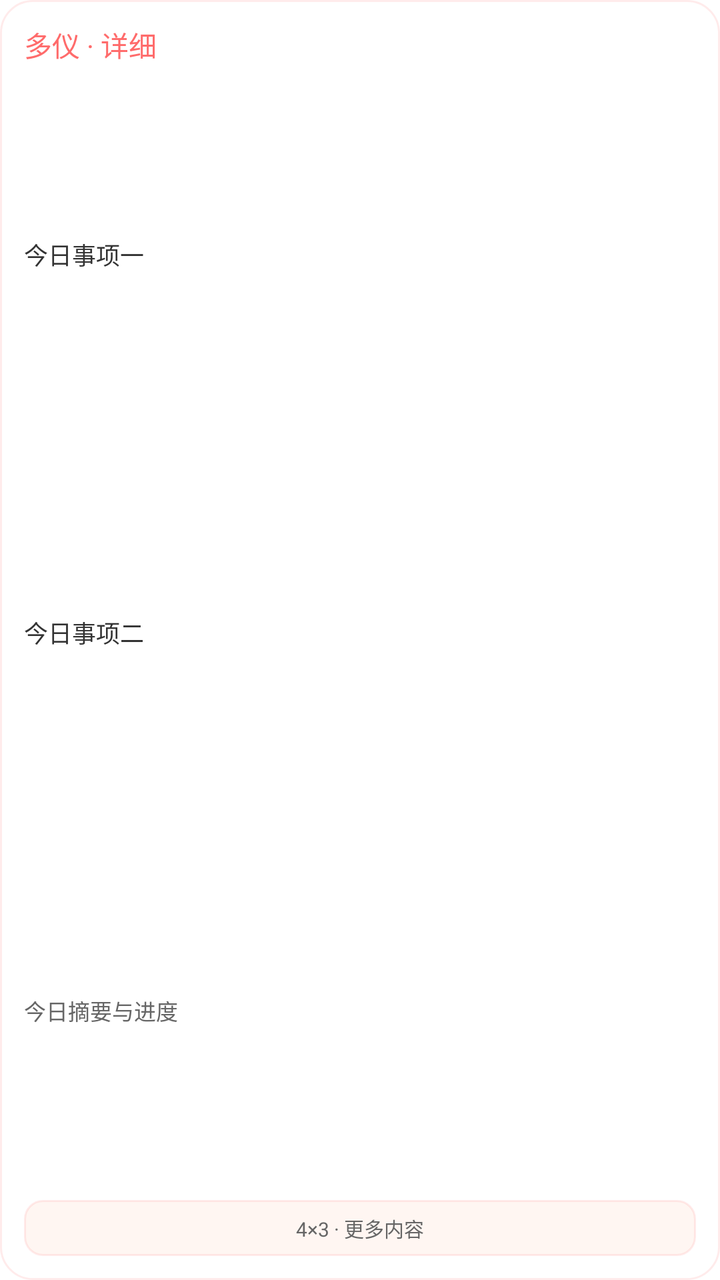
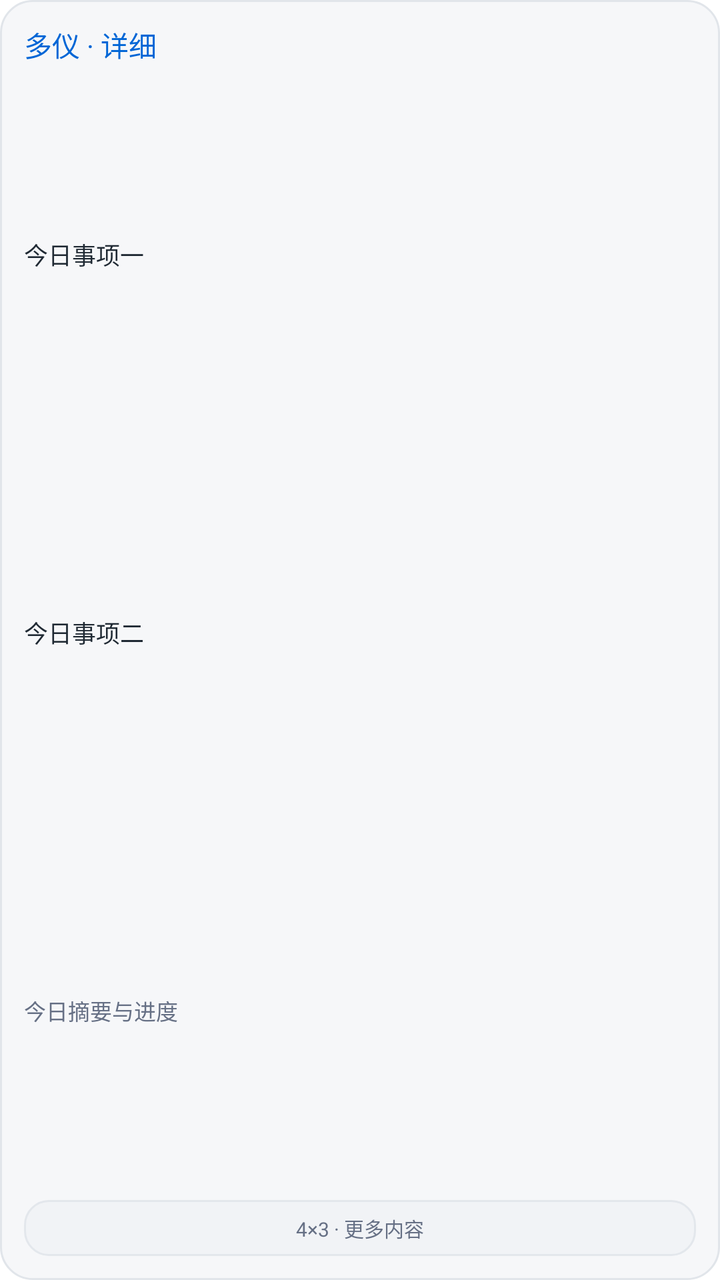

Two renders of the same Android screen: before a commit and after it. Below are the layout's source before the change and the commit's diff.
<!-- AndroidManifest.xml: fallback theme Theme.MaterialComponents.DayNight.NoActionBar -->
<!-- res/layout/duoyi_widget_preview_detailed.xml -->
<?xml version="1.0" encoding="utf-8"?>
<LinearLayout xmlns:android="http://schemas.android.com/apk/res/android"
    android:layout_width="match_parent"
    android:layout_height="match_parent"
    android:orientation="vertical"
    android:padding="12dp"
    android:background="@drawable/widget_bg">

    <TextView
        android:layout_width="match_parent"
        android:layout_height="wrap_content"
        android:ellipsize="end"
        android:maxLines="1"
        android:text="多仪 · 详细"
        android:textColor="#FF6B6B"
        android:textSize="14sp" />

    <TextView
        android:layout_width="match_parent"
        android:layout_height="0dp"
        android:layout_weight="1"
        android:gravity="center_vertical"
        android:ellipsize="end"
        android:maxLines="1"
        android:text="今日事项一"
        android:textColor="#333333"
        android:textSize="12sp" />

    <TextView
        android:layout_width="match_parent"
        android:layout_height="0dp"
        android:layout_weight="1"
        android:gravity="center_vertical"
        android:ellipsize="end"
        android:maxLines="1"
        android:text="今日事项二"
        android:textColor="#333333"
        android:textSize="12sp" />

    <TextView
        android:layout_width="match_parent"
        android:layout_height="0dp"
        android:layout_weight="1"
        android:gravity="center_vertical"
        android:ellipsize="end"
        android:maxLines="1"
        android:text="今日摘要与进度"
        android:textColor="#666666"
        android:textSize="11sp" />

    <TextView
        android:layout_width="match_parent"
        android:layout_height="28dp"
        android:gravity="center"
        android:ellipsize="end"
        android:maxLines="1"
        android:background="@drawable/widget_nav_bg"
        android:text="4×3 · 更多内容"
        android:textColor="#666666"
        android:textSize="10sp" />
</LinearLayout>
<!-- resources referenced by this layout -->
<resources>
  <!-- drawable widget_bg (drawable) -->
  <?xml version="1.0" encoding="utf-8"?>
  <shape xmlns:android="http://schemas.android.com/apk/res/android"
      android:shape="rectangle">
      <corners android:radius="16dp" />
      <solid android:color="#FFFFFFFF" />
      <stroke android:width="1dp" android:color="#22FF6B6B" />
  </shape>
  <!-- drawable widget_nav_bg (drawable) -->
  <?xml version="1.0" encoding="utf-8"?>
  <shape xmlns:android="http://schemas.android.com/apk/res/android"
      android:shape="rectangle">
      <corners android:radius="9dp" />
      <solid android:color="#FFFFF6F2" />
      <stroke android:width="1dp" android:color="#22FF6B6B" />
  </shape>
</resources>

<!-- the commit's change to res/layout/duoyi_widget_preview_detailed.xml (unified diff, before → after) -->
@@ -4,15 +4,16 @@
     android:layout_height="match_parent"
     android:orientation="vertical"
     android:padding="12dp"
-    android:background="@drawable/widget_bg">
+    android:background="@drawable/widget_picker_preview_background">
 
     <TextView
         android:layout_width="match_parent"
         android:layout_height="wrap_content"
         android:ellipsize="end"
         android:maxLines="1"
-        android:text="多仪 · 详细"
-        android:textColor="#FF6B6B"
+        android:text="@string/widget_preview_detailed_title"
+        android:textColor="#FF0066D6"
+        android:textStyle="normal"
         android:textSize="14sp" />
 
     <TextView
@@ -22,8 +23,9 @@
         android:gravity="center_vertical"
         android:ellipsize="end"
         android:maxLines="1"
-        android:text="今日事项一"
-        android:textColor="#333333"
+        android:text="@string/widget_preview_detailed_sample_one"
+        android:textColor="#FF1F2933"
+        android:textStyle="normal"
         android:textSize="12sp" />
 
     <TextView
@@ -33,8 +35,9 @@
         android:gravity="center_vertical"
         android:ellipsize="end"
         android:maxLines="1"
-        android:text="今日事项二"
-        android:textColor="#333333"
+        android:text="@string/widget_preview_detailed_sample_two"
+        android:textColor="#FF1F2933"
+        android:textStyle="normal"
         android:textSize="12sp" />
 
     <TextView
@@ -44,8 +47,9 @@
         android:gravity="center_vertical"
         android:ellipsize="end"
         android:maxLines="1"
-        android:text="今日摘要与进度"
-        android:textColor="#666666"
+        android:text="@string/widget_preview_detailed_summary"
+        android:textColor="#FF667085"
+        android:textStyle="normal"
         android:textSize="11sp" />
 
     <TextView
@@ -54,8 +58,9 @@
         android:gravity="center"
         android:ellipsize="end"
         android:maxLines="1"
-        android:background="@drawable/widget_nav_bg"
-        android:text="4×3 · 更多内容"
-        android:textColor="#666666"
+        android:background="@drawable/widget_picker_preview_nav_background"
+        android:text="@string/widget_preview_detailed_more_content"
+        android:textColor="#FF667085"
+        android:textStyle="normal"
         android:textSize="10sp" />
 </LinearLayout>
<!-- resource entries referenced after the edit -->
@@ -1,20 +1,29 @@
 <!-- resources referenced by this layout -->
 <resources>
-  <!-- drawable widget_bg (drawable) -->
+  <!-- drawable widget_picker_preview_background (drawable) -->
   <?xml version="1.0" encoding="utf-8"?>
   <shape xmlns:android="http://schemas.android.com/apk/res/android"
       android:shape="rectangle">
+      <solid android:color="#FFF6F7F9" />
+      <stroke
+          android:width="1dp"
+          android:color="#FFE1E5EA" />
       <corners android:radius="16dp" />
-      <solid android:color="#FFFFFFFF" />
-      <stroke android:width="1dp" android:color="#22FF6B6B" />
   </shape>
-  <!-- drawable widget_nav_bg (drawable) -->
+  <!-- drawable widget_picker_preview_nav_background (drawable) -->
   <?xml version="1.0" encoding="utf-8"?>
   <shape xmlns:android="http://schemas.android.com/apk/res/android"
       android:shape="rectangle">
-      <corners android:radius="9dp" />
-      <solid android:color="#FFFFF6F2" />
-      <stroke android:width="1dp" android:color="#22FF6B6B" />
+      <solid android:color="#FFF1F3F6" />
+      <stroke
+          android:width="1dp"
+          android:color="#FFE3E7EC" />
+      <corners android:radius="12dp" />
   </shape>
+  <string name="widget_preview_detailed_more_content">4×3 · 更多内容</string>
+  <string name="widget_preview_detailed_sample_one">今日事项一</string>
+  <string name="widget_preview_detailed_sample_two">今日事项二</string>
+  <string name="widget_preview_detailed_summary">今日摘要与进度</string>
+  <string name="widget_preview_detailed_title">多仪 · 详细</string>
 </resources>
 
